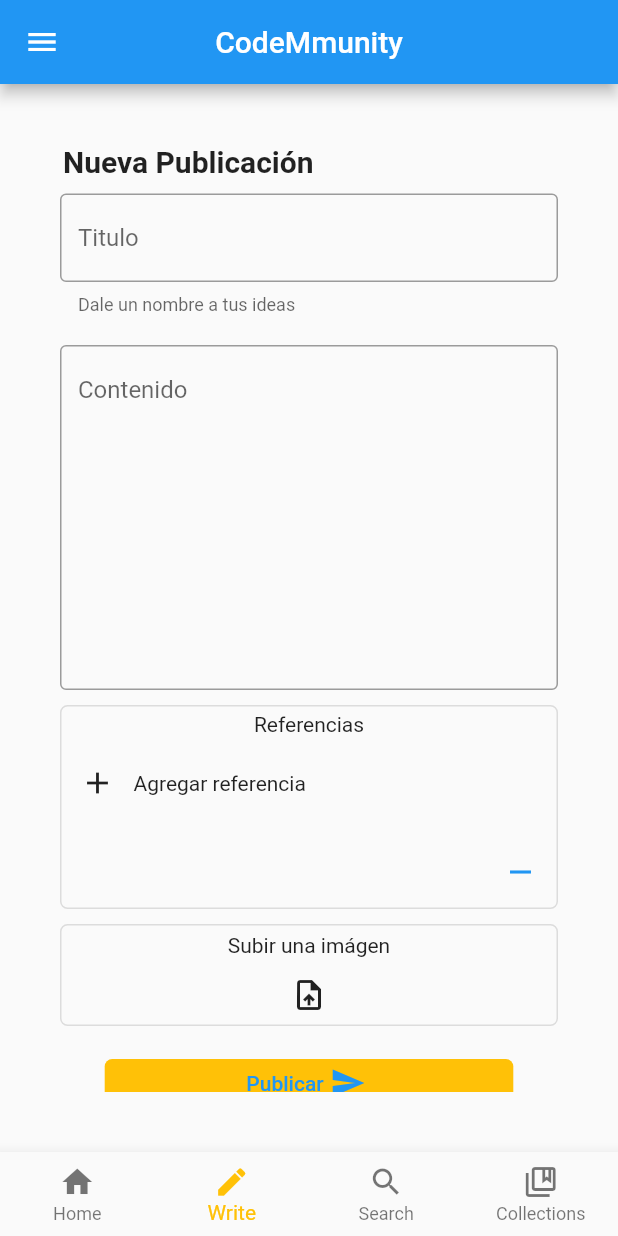
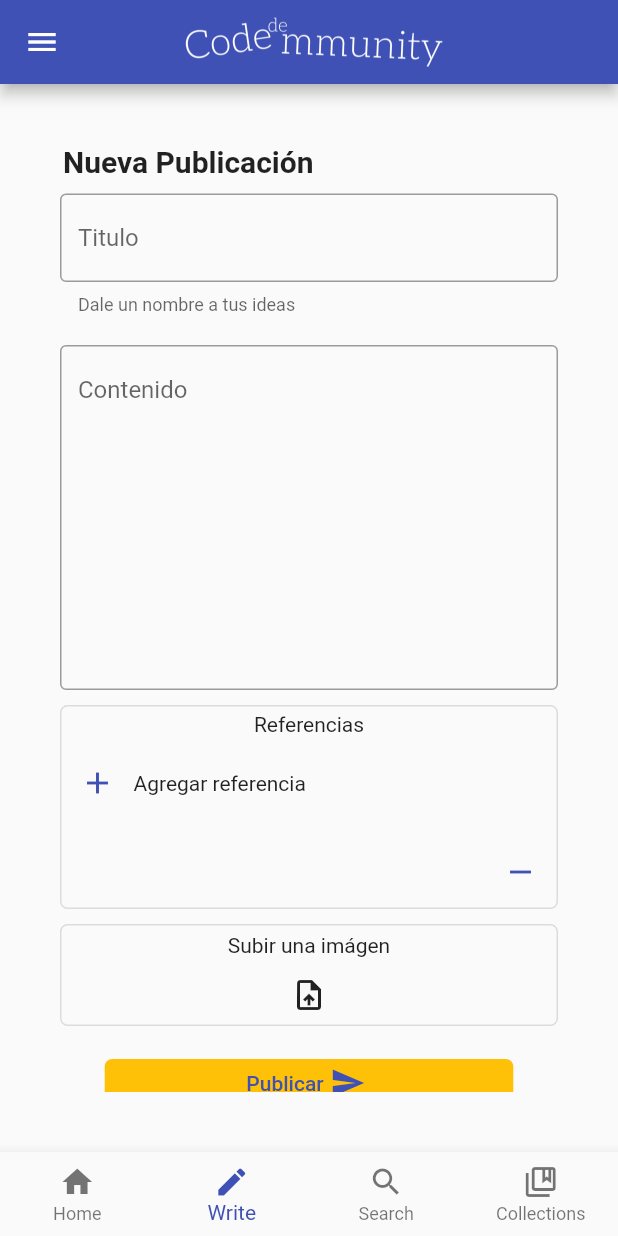
Before and after one commit to dbchango/Codemunity, a Flutter app: the screen it shows after launch, item 2 of the bottom bar chosen, on a phone screen of 412 x 824 dp. Run offline on Flutter 3.47's test engine with Material 2 defaults, Android fonts, the phone set to English and light mode, and no system bars; our stand-ins replace google_maps_flutter, image_picker; missing offline and left inert: mime_type; network calls fail.

```diff
--- a/lib/main.dart
+++ b/lib/main.dart
@@ -14,7 +14,15 @@ class MyApp extends StatelessWidget {
   Widget build(BuildContext context) {
     return MaterialApp(
       title: 'Flutter Demo',
+      themeMode: ThemeMode.light,
+      darkTheme: ThemeData(
+        primaryColor: Colors.black,
+        brightness: Brightness.dark,
+        accentColor: Colors.black
+      ),
+
       theme: ThemeData(
+
         // This is the theme of your application.
         //
         // Try running your application with "flutter run". You'll see the
@@ -24,7 +32,8 @@ class MyApp extends StatelessWidget {
         // or simply save your changes to "hot reload" in a Flutter IDE).
         // Notice that the counter didn't reset back to zero; the application
         // is not restarted.
-        primarySwatch: Colors.blue,
+        primaryColorDark: Colors.black,
+        primarySwatch: Colors.indigo,
         // This makes the visual density adapt to the platform that you run
         // the app on. For desktop platforms, the controls will be smaller and
         // closer together (more dense) than on mobile platforms.
--- a/lib/pages/main_page.dart
+++ b/lib/pages/main_page.dart
@@ -1,4 +1,5 @@
 import 'package:code_munnity/models/author.dart';
+import 'package:code_munnity/pages/maps_page.dart';
 import 'package:code_munnity/pages/profile_page.dart';
 import 'package:code_munnity/pages/support_PAGE.dart';
 import 'package:code_munnity/screens/collection_screen.dart';
@@ -59,7 +60,10 @@ class _MainPageState extends State<MainPage> {
         drawer: getdrawer(test),
         appBar: AppBar(
           centerTitle: true,
-          title: Text('CodeMmunity'),
+          title: Container(
+            height: 50,
+            child: Image.asset('assets/images/logo_white_letters.png', fit: BoxFit.cover,)
+            ),
         ),
         body: PageStorage(bucket: _bucket, child: _pages[_selectedIndex],),
         bottomNavigationBar: BottomNavigationBar(
@@ -84,7 +88,7 @@ class _MainPageState extends State<MainPage> {
 
               ],
               currentIndex: _selectedIndex,
-              selectedItemColor: Colors.amber,
+              selectedItemColor: Theme.of(context).accentColor,
               onTap: _onItemTapped,
 
           ),
@@ -107,24 +111,32 @@ class _MainPageState extends State<MainPage> {
                                      backgroundColor: Colors.transparent,
                                     ),
             ),
+
+
             ListTile(
               leading: new Icon(Icons.account_circle_outlined),
+              title: new Text("Perfil"),
+              onTap: () {
+                Navigator.push(context, MaterialPageRoute(builder: (context)=> ProfilePage()));
+              },
+            ),
+            Divider(),
+            ListTile(
+              leading: new Icon(Icons.map),
+              title: new Text("Mapas"),
+              onTap: () {
+                Navigator.push(context, MaterialPageRoute(builder: (context)=> MapsPage()));
+              },
+            ),
+            Divider(),
+            ListTile(
+              leading: new Icon(Icons.support),
               title: new Text("Soporte"),
               onTap: () {
                 Navigator.push(context, MaterialPageRoute(builder: (context)=> SupporPage()));
               },
             ),
             Divider(),
-
-            ListTile(
-              leading: new Icon(Icons.home),
-              title: new Text("Profile"),
-              onTap: () {
-                Navigator.push(context, MaterialPageRoute(builder: (context)=> ProfilePage()));
-              },
-            ),
-            Divider(),
-
 
         ],
       ),
--- a/lib/screens/home_screen.dart
+++ b/lib/screens/home_screen.dart
@@ -28,7 +28,7 @@ class _HomeScreenState extends State<HomeScreen> {
     print(size);
     return _list == null
     ? Center(child: Text("Loading articles...")): Padding(
-               padding: const EdgeInsets.symmetric(horizontal: 12),
+               padding: const EdgeInsets.symmetric(horizontal: 5),
                child: ListView(
                  children: _list.items.map((e) {
                    return _getArticleItem(e);
--- a/lib/screens/write_article_screen.dart
+++ b/lib/screens/write_article_screen.dart
@@ -116,7 +116,7 @@ class _WriteArticleScreenState extends State<WriteArticleScreen> {
                               borderRadius: BorderRadius.circular(5)
                             ),
 
-                            child: IconButton(onPressed: _onTapAddRef, icon: Icon(Icons.add),)
+                            child: IconButton(onPressed: _onTapAddRef, icon: Icon(Icons.add, color: Theme.of(context).accentColor,),)
                           ),
                           Padding(
                                     padding: const EdgeInsets.symmetric(horizontal: 4, vertical: 15),
@@ -151,7 +151,7 @@ class _WriteArticleScreenState extends State<WriteArticleScreen> {
                               borderRadius: BorderRadius.circular(5)
                             ),
 
-                            child: TextButton(onPressed: _onTapDeleteRef, child: Icon(Icons.remove))
+                            child: TextButton(onPressed: _onTapDeleteRef, child: Icon(Icons.remove, color: Theme.of(context).accentColor))
                           ),
                         ],
                       )
--- a/pubspec.yaml
+++ b/pubspec.yaml
@@ -33,6 +33,7 @@ dependencies:
   # The following adds the Cupertino Icons font to your application.
   # Use with the CupertinoIcons class for iOS style icons.
   cupertino_icons: ^1.0.0
+  google_maps_flutter: ^1.1.1
 
 dev_dependencies:
   flutter_test:
```
Also changed, not shown: lib/pages/maps_page.dart (added, +59 -0 lines), lib/pages/support_page.dart (+10 -8 lines), lib/screens/search_screen.dart (+48 -38 lines), lib/widgets/area_btn_widget.dart (added, +59 -0 lines), lib/widgets/article_box_widget.dart (+4 -14 lines), assets/images/logo_black_letters.png (added), assets/images/logo_grey_letters.png (added), assets/images/logo_white_bg.png (added), assets/images/logo_white_letters.png (added), lib/Theme/theme_main.dart (added), pubspec.lock, 2 other files.
